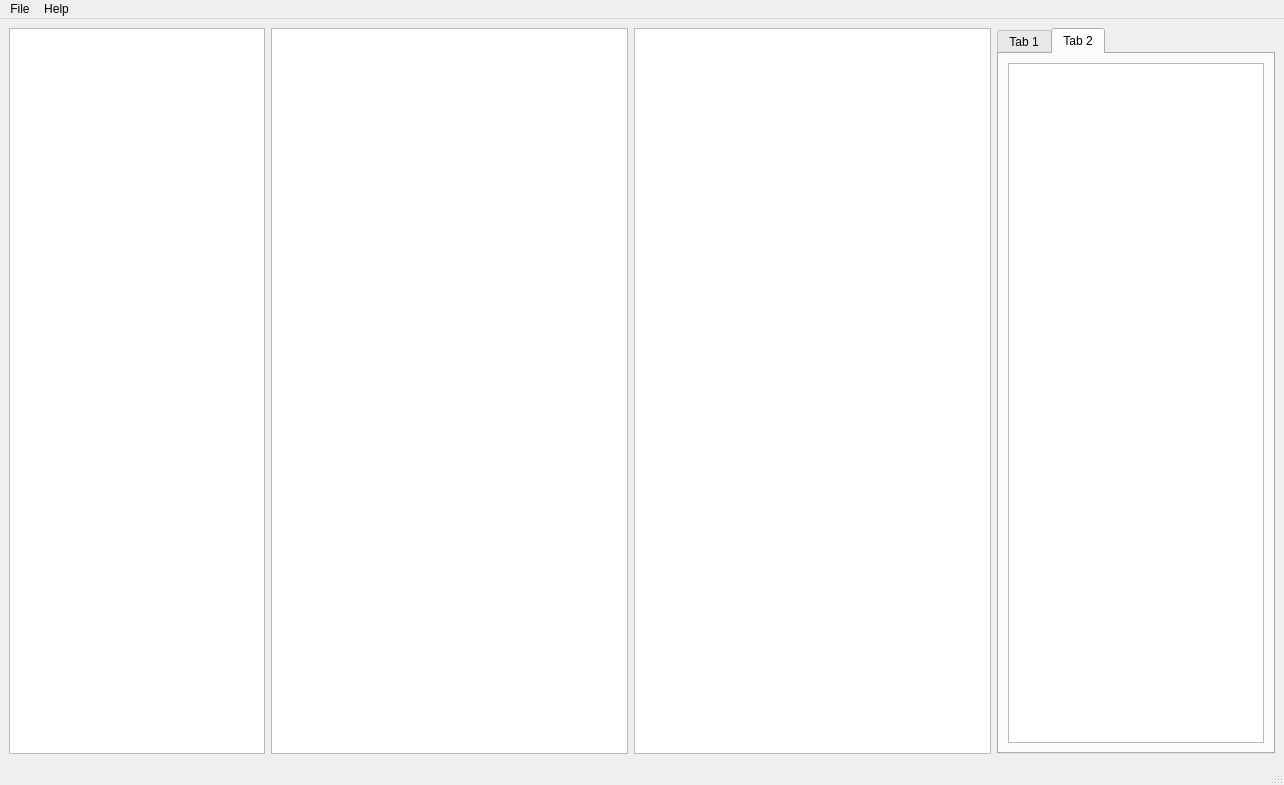
Above: pmig.ui from foxdust42/PMIG before the change. Below: the same form after it.
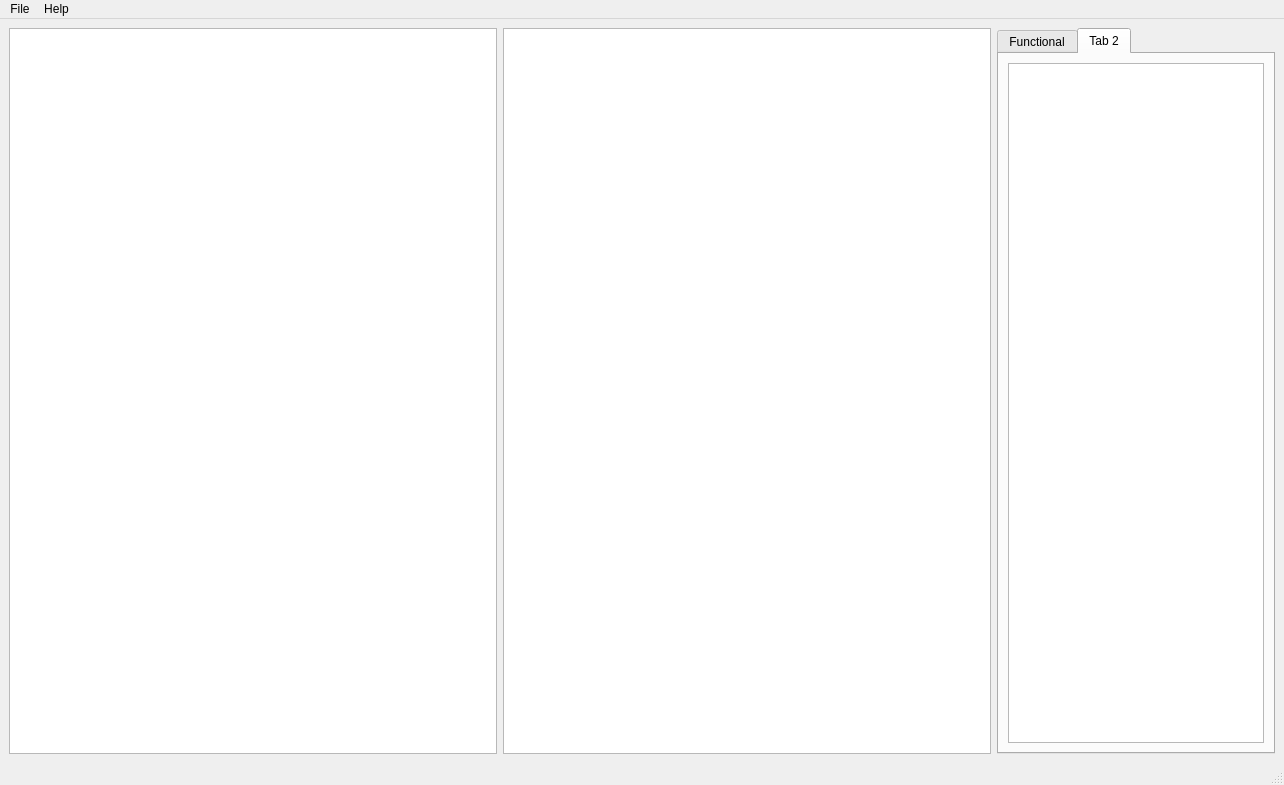
That is the form after the change. The open tabs and pages were chosen to show the change.

Commit message: began work on lists; basic minimum functionality

```diff
--- a/pmig.ui
+++ b/pmig.ui
@@ -15,7 +15,17 @@
   </property>
   <widget class="QWidget" name="centralwidget">
    <layout class="QGridLayout" name="gridLayout">
-    <item row="0" column="2">
+    <item row="0" column="0">
+     <layout class="QGridLayout" name="gridLayout_2">
+      <item row="0" column="0">
+       <widget class="QGraphicsView" name="graphicsViewLeft"/>
+      </item>
+      <item row="0" column="1">
+       <widget class="QGraphicsView" name="graphicsViewRight"/>
+      </item>
+     </layout>
+    </item>
+    <item row="0" column="1">
      <layout class="QGridLayout" name="gridLayoutRight">
       <item row="0" column="0">
        <widget class="QTabWidget" name="tabWidget">
@@ -30,7 +40,7 @@
         </property>
         <widget class="QWidget" name="tab">
          <attribute name="title">
-          <string>Tab 1</string>
+          <string>Functional</string>
          </attribute>
          <layout class="QFormLayout" name="formLayout">
           <item row="0" column="0">
@@ -66,30 +76,6 @@
       </item>
      </layout>
     </item>
-    <item row="0" column="1">
-     <layout class="QGridLayout" name="gridLayout_2">
-      <item row="0" column="0">
-       <widget class="QGraphicsView" name="graphicsViewLeft"/>
-      </item>
-      <item row="0" column="1">
-       <widget class="QGraphicsView" name="graphicsViewRight"/>
-      </item>
-     </layout>
-    </item>
-    <item row="0" column="0">
-     <layout class="QGridLayout" name="gridLayoutLeft">
-      <item row="0" column="0">
-       <widget class="QUndoView" name="undoView">
-        <property name="sizePolicy">
-         <sizepolicy hsizetype="Minimum" vsizetype="Expanding">
-          <horstretch>0</horstretch>
-          <verstretch>0</verstretch>
-         </sizepolicy>
-        </property>
-       </widget>
-      </item>
-     </layout>
-    </item>
    </layout>
   </widget>
   <widget class="QMenuBar" name="menubar">
```
Left out of the diff: 15 changed lines with no effect on the pictures. The commit also changes 4 other files.
